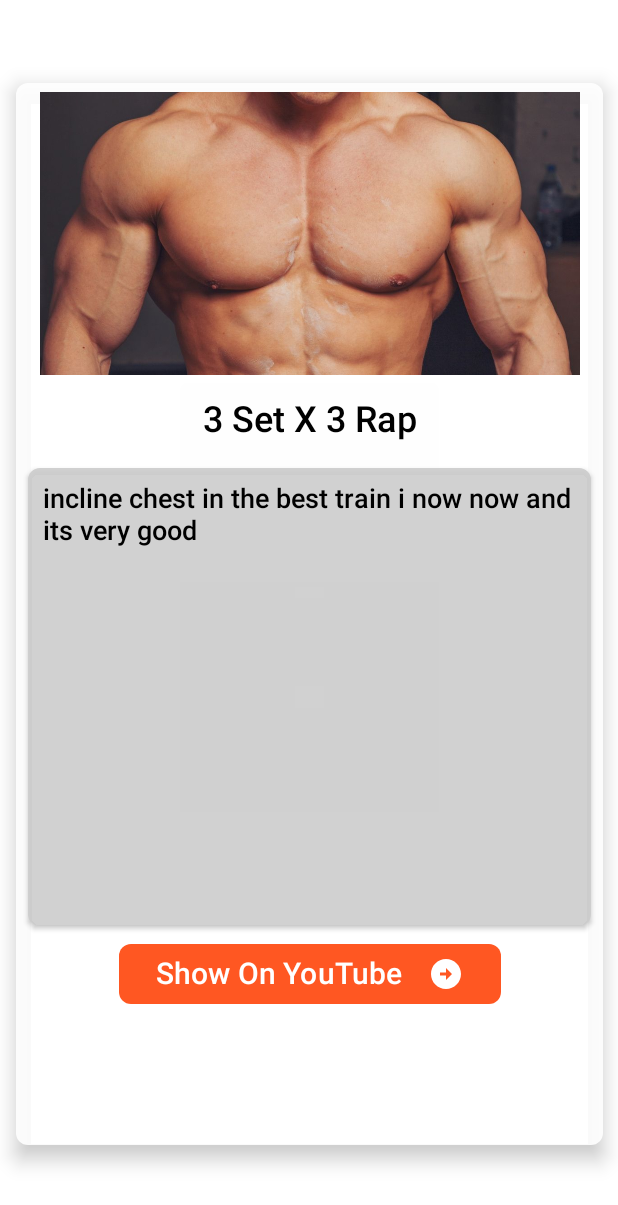
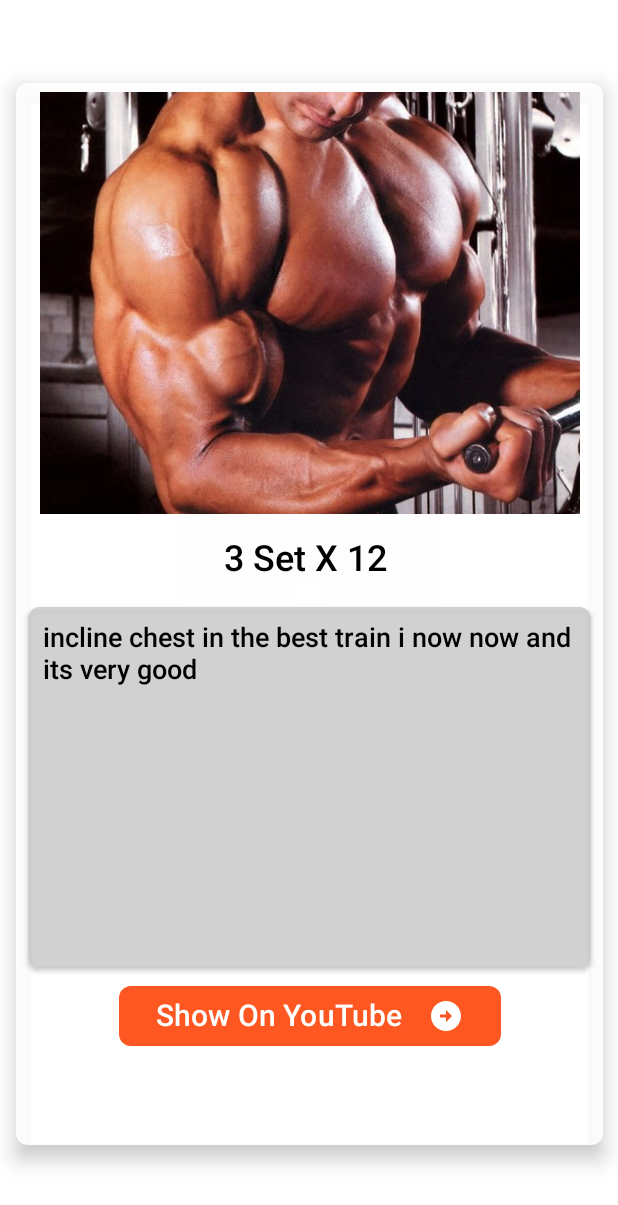
Before and after one commit to abdallahalnagar188/GymForce, an Android app built with Jetpack Compose: the composable TrainingDetailsContent called with empty values, on a phone screen of 412 x 824 dp. Shown: the top 1205 px of the screen. Run offline under Robolectric (Android 15) with nearby library versions, the phone set to English and light mode, and no system bars; 1 statement that could not run was skipped.

Commit message:
Create training details and solve .5 problem

```diff
--- a/app/src/main/java/com/example/gymforce/navigation/NavigationGraph.kt
+++ b/app/src/main/java/com/example/gymforce/navigation/NavigationGraph.kt
@@ -34,7 +34,8 @@ fun NavigationGraph(navController: NavHostController) {
         composable(
             route = "TrainingDetails/{trainingDetailsName}",
             arguments = listOf(
-                navArgument("trainingDetailsName") {
+                navArgument("trainingDetailsName")
+                {
                     type = NavType.StringType
                 }
             )
--- a/app/src/main/java/com/example/gymforce/screens/tools/ToolsContent.kt
+++ b/app/src/main/java/com/example/gymforce/screens/tools/ToolsContent.kt
@@ -1,10 +1,12 @@
 package com.example.gymforce.screens.tools
+
 
 import androidx.compose.foundation.layout.Arrangement
 import androidx.compose.foundation.layout.Column
 import androidx.compose.foundation.layout.fillMaxSize
 import androidx.compose.material3.Text
 import androidx.compose.runtime.Composable
+import androidx.compose.ui.Alignment
 import androidx.compose.ui.Modifier
 import androidx.navigation.NavHostController
 
@@ -12,10 +14,10 @@ import androidx.navigation.NavHostController
 fun ToolsContent(navHostController: NavHostController) {
     Column(
         modifier = Modifier.fillMaxSize(),
-        Arrangement.Center
+        verticalArrangement = Arrangement.Center,
+        horizontalAlignment = Alignment.CenterHorizontally
     ) {
         Text(text = "Tools Screen")
 
     }
-
 }
--- a/app/src/main/java/com/example/gymforce/screens/training_details/TrainingDetailsContent.kt
+++ b/app/src/main/java/com/example/gymforce/screens/training_details/TrainingDetailsContent.kt
@@ -18,8 +18,8 @@ fun TrainingDetailsContent(trainingDetailsName: String) {
     {
         TrainingDetailsTopBar(trainingDetailsName = trainingDetailsName)
         TrainingDetailsCard(
-            image = R.drawable.chest,
-            set = "3 Set X 3 Rap",
+            image = R.drawable.arms,
+            set = "3 Set X 12 ",
             description = "incline chest in the best train i now now and its very good"
         )
 
--- a/app/src/main/java/com/example/gymforce/screens/type/TrainingTypeCard.kt
+++ b/app/src/main/java/com/example/gymforce/screens/type/TrainingTypeCard.kt
@@ -41,7 +41,8 @@ fun TrainingTypeCard(name: String, image: Int, navController: NavHostController)
             defaultElevation = 7.dp
         ),
         onClick = {
-            navController.navigate("TrainingDetails/${name}")
+
+        navController.navigate("TrainingDetails/${name}")
         }
     ) {
         Row(
```
Also changed, not shown: app/src/main/java/com/example/gymforce/models/TrainingTypeItem.kt (+2 -10 lines), app/src/main/java/com/example/gymforce/screens/setting/SettingContent.kt (+6 -1 lines), app/src/main/java/com/example/gymforce/screens/type/TrainingTypeLazyColumn.kt (+7 -7 lines).
